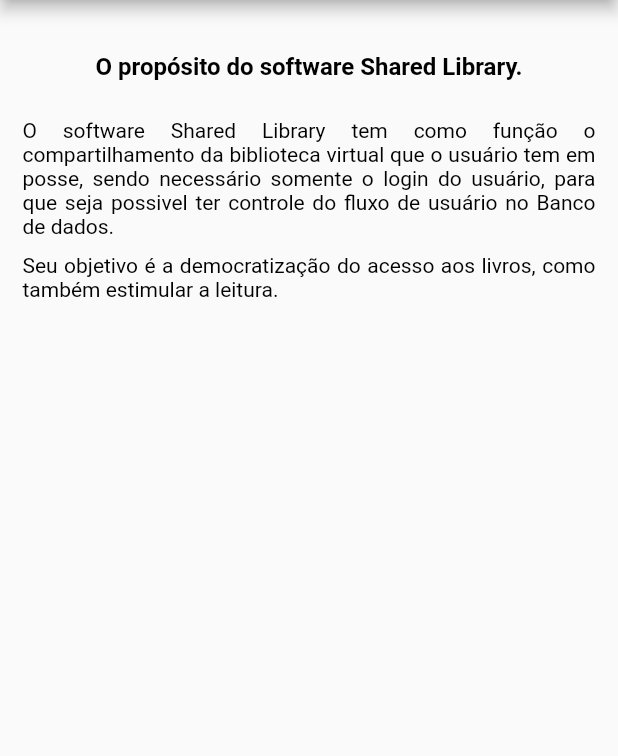
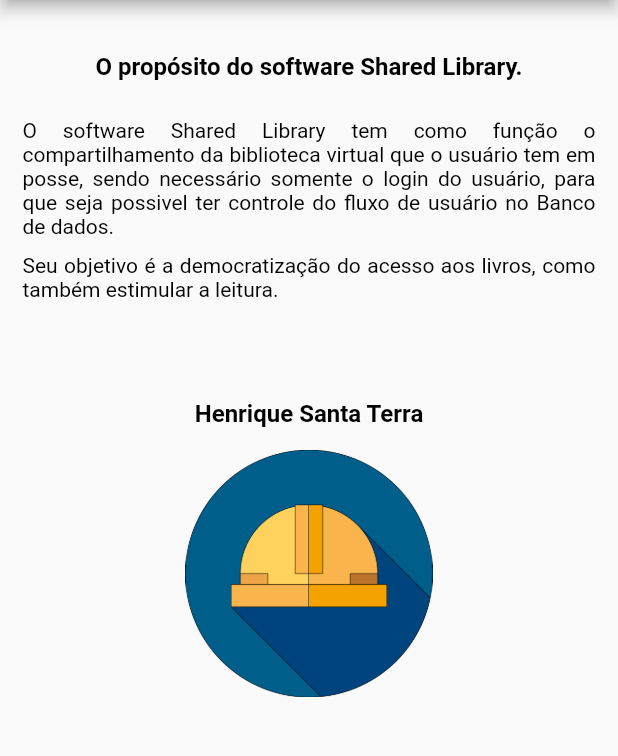
Before and after one commit to HST-Sueoka/BibliotecaLivre, a Flutter app: the SobreApp screen opened by its route, on a phone screen of 412 x 824 dp, the part 84-840 px from its top. Run offline on Flutter 3.47's test engine with Material 2 defaults, Android fonts, the phone set to English and light mode, and no system bars; our stand-ins replace cloud_firestore, firebase_auth, firebase_core, flutter_svg, google_fonts; missing offline and left inert: flutter_downloader; accounts and stored records are empty.

Commit message:
Logo inserido

```diff
--- a/flutter_application_app/lib/pages/sobre_app.dart
+++ b/flutter_application_app/lib/pages/sobre_app.dart
@@ -45,7 +45,8 @@
             ),
           ],
         ),
-        body: Column(
+        body: SingleChildScrollView(
+            child: Column(
           mainAxisAlignment: MainAxisAlignment.start,
           crossAxisAlignment: CrossAxisAlignment.center,
           children: [
@@ -112,7 +113,42 @@
                 ],
               ),
             ),
+            Padding(
+              padding: const EdgeInsets.fromLTRB(15, 60, 15, 5),
+              child: Row(
+                mainAxisAlignment: MainAxisAlignment.center,
+                children: const [
+                  Expanded(
+                    child: Center(
+                      child: Text(
+                        Auxiliar.nomeDesenvolvedor,
+                        style: TextStyle(
+                            fontSize: 16,
+                            fontWeight: FontWeight.bold,
+                            color: Auxiliar.corDaFonteSimples),
+                        maxLines: 7,
+                        overflow: TextOverflow.ellipsis,
+                        textDirection: TextDirection.ltr,
+                        textAlign: TextAlign.justify,
+                      ),
+                    ),
+                  ),
+                ],
+              ),
+            ),
+            Padding(
+              padding: const EdgeInsets.fromLTRB(15, 10, 15, 5),
+              child: Row(
+                mainAxisAlignment: MainAxisAlignment.center,
+                children: [
+                  Image.asset(
+                    Auxiliar.fotoDesenvolvedor,
+                    width: MediaQuery.of(context).size.width * 0.4,
+                  ),
+                ],
+              ),
+            ),
           ],
-        ));
+        )));
   }
 }
--- a/flutter_application_app/lib/suporte/suporte.dart
+++ b/flutter_application_app/lib/suporte/suporte.dart
@@ -74,4 +74,8 @@
 
   static const String segundoParagrafo =
       "Seu objetivo é a democratização do acesso aos livros, como também estimular a leitura.";
+
+  static const String nomeDesenvolvedor = "Henrique Santa Terra";
+
+  static const String fotoDesenvolvedor = "assets/images/helmet.png";
 }
```
Also changed, not shown: 1 other file.
